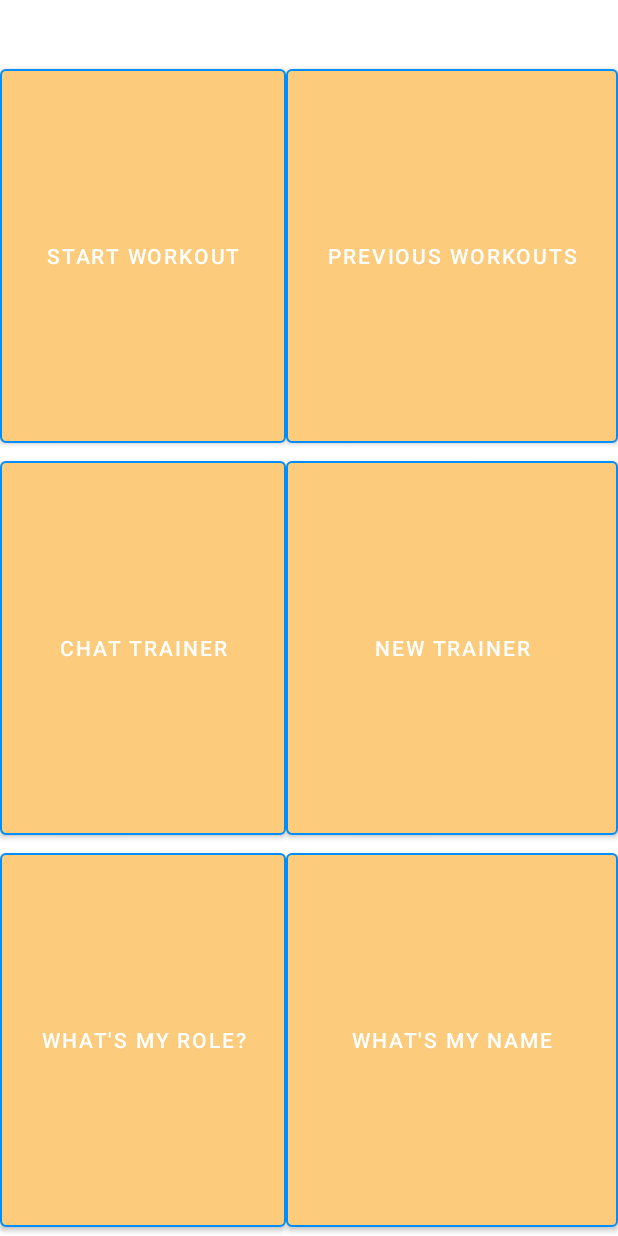
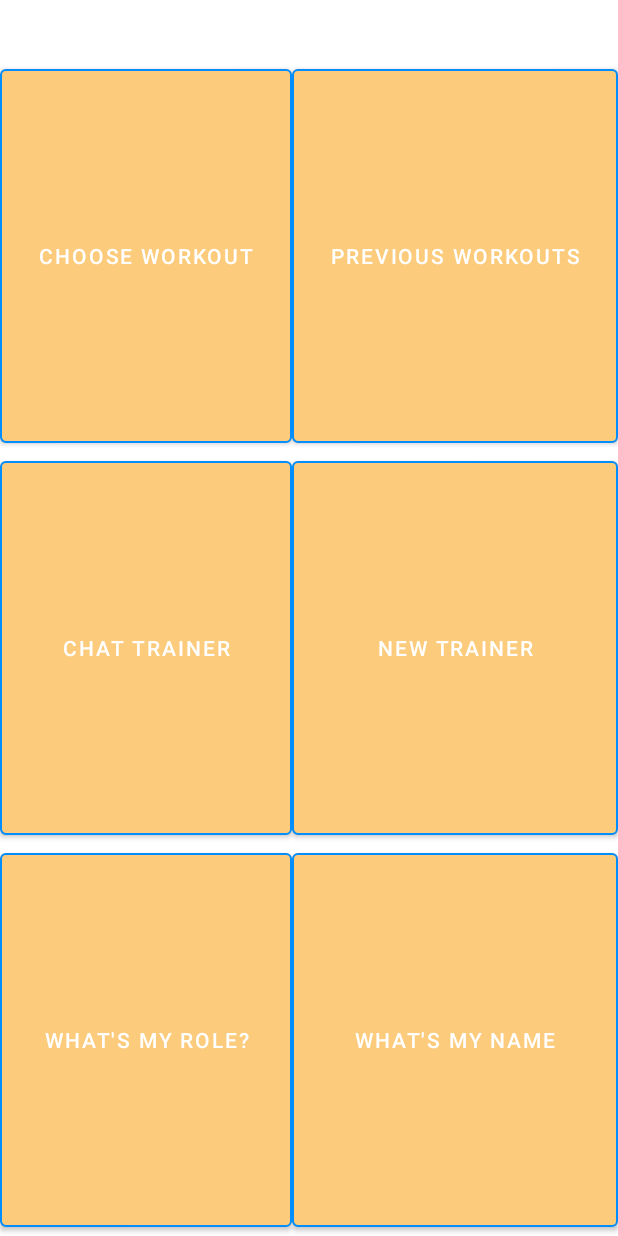
Before and after one commit to orad-cohen/Gymi, an Android app: the layout trainee_home.xml on its own in the app's theme, with its tools: preview values and no code run, on a phone screen of 412 x 824 dp. Run offline under Robolectric (Android 15) with nearby library versions, the phone set to English and light mode, and no system bars.

Commit message:
adding new exercise screen for trainee, later we will do the same for trainer
trainee can choose to create his own workout, download one, or choose from past workouts.

changed the link for the button in the trainee home,

```diff
--- a/app/src/main/AndroidManifest.xml
+++ b/app/src/main/AndroidManifest.xml
@@ -25,6 +25,8 @@
         <activity android:name=".ChatActivity"></activity>
         <activity android:name=".WorkoutReport"></activity>
         <activity android:name=".FindTrainerActivity"></activity>
+        <activity android:name=".Workout"></activity>
+
 
     </application>
     <uses-permission android:name="android.permission.ACCESS_FINE_LOCATION" />
--- a/app/src/main/res/layout/trainee_home.xml
+++ b/app/src/main/res/layout/trainee_home.xml
@@ -16,12 +16,12 @@
 
 
         <Button
-            android:id="@+id/startWorkout"
+            android:id="@+id/chooseWorkout"
             android:layout_width="match_parent"
             android:layout_height="match_parent"
             android:layout_weight="1"
-            android:onClick="startWorkout"
-            android:text="Start workout"
+            android:onClick="chooseWorkout"
+            android:text="Choose workout"
             app:strokeColor="#008EFF"
             app:strokeWidth="1dp" />
 
```
Also changed, not shown: app/src/main/java/com/project/gymi/TraineeHomeActivity.java (+30 -4 lines), app/src/main/java/com/project/gymi/Workout.java (added, +14 -0 lines), app/src/main/res/layout/trainee_choose_workout.xml (added, +31 -0 lines), app/src/main/res/mipmap-xxxhdpi/abs.jpg (added), app/src/main/res/mipmap-xxxhdpi/abs2.jpg (added), app/src/main/res/mipmap-xxxhdpi/back.jpg (added), app/src/main/res/mipmap-xxxhdpi/chest.jpg (added), app/src/main/res/mipmap-xxxhdpi/eliptical.jpg (added), app/src/main/res/mipmap-xxxhdpi/halichon.jpg (added), app/src/main/res/mipmap-xxxhdpi/hand.jpg (added), app/src/main/res/mipmap-xxxhdpi/leg.jpg (added), app/src/main/res/mipmap-xxxhdpi/poli.jpg (added), app/src/main/res/mipmap-xxxhdpi/rear_hand.jpg (added).
